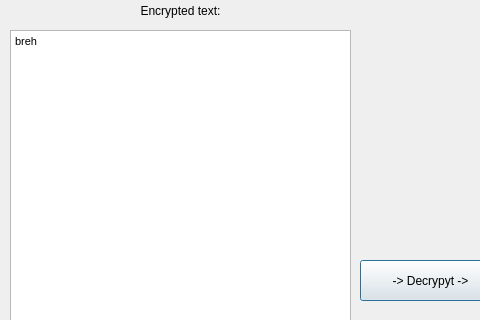
Old version of the form master/mainwindow.ui in the repository vladopp/distributed-decipher; both pictures show x 0 to 480 and y 0 to 320 of the 857 by 585 pixel window.
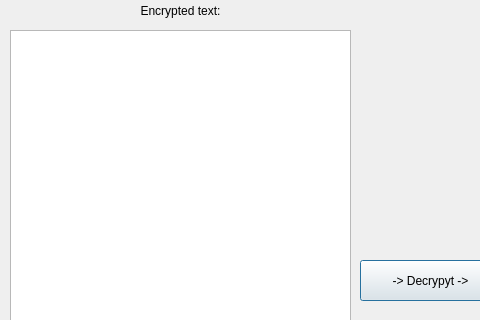
New version of the form.

Patch:
```diff
--- a/master/mainwindow.ui
+++ b/master/mainwindow.ui
@@ -27,7 +27,7 @@
 &lt;html&gt;&lt;head&gt;&lt;meta name=&quot;qrichtext&quot; content=&quot;1&quot; /&gt;&lt;style type=&quot;text/css&quot;&gt;
 p, li { white-space: pre-wrap; }
 &lt;/style&gt;&lt;/head&gt;&lt;body style=&quot; font-family:'MS Shell Dlg 2'; font-size:8.25pt; font-weight:400; font-style:normal;&quot;&gt;
-&lt;p style=&quot; margin-top:0px; margin-bottom:0px; margin-left:0px; margin-right:0px; -qt-block-indent:0; text-indent:0px;&quot;&gt;breh&lt;/p&gt;&lt;/body&gt;&lt;/html&gt;</string>
+&lt;p style=&quot;-qt-paragraph-type:empty; margin-top:0px; margin-bottom:0px; margin-left:0px; margin-right:0px; -qt-block-indent:0; text-indent:0px;&quot;&gt;&lt;br /&gt;&lt;/p&gt;&lt;/body&gt;&lt;/html&gt;</string>
    </property>
   </widget>
   <widget class="QLabel" name="labelEncryptedText">
```
